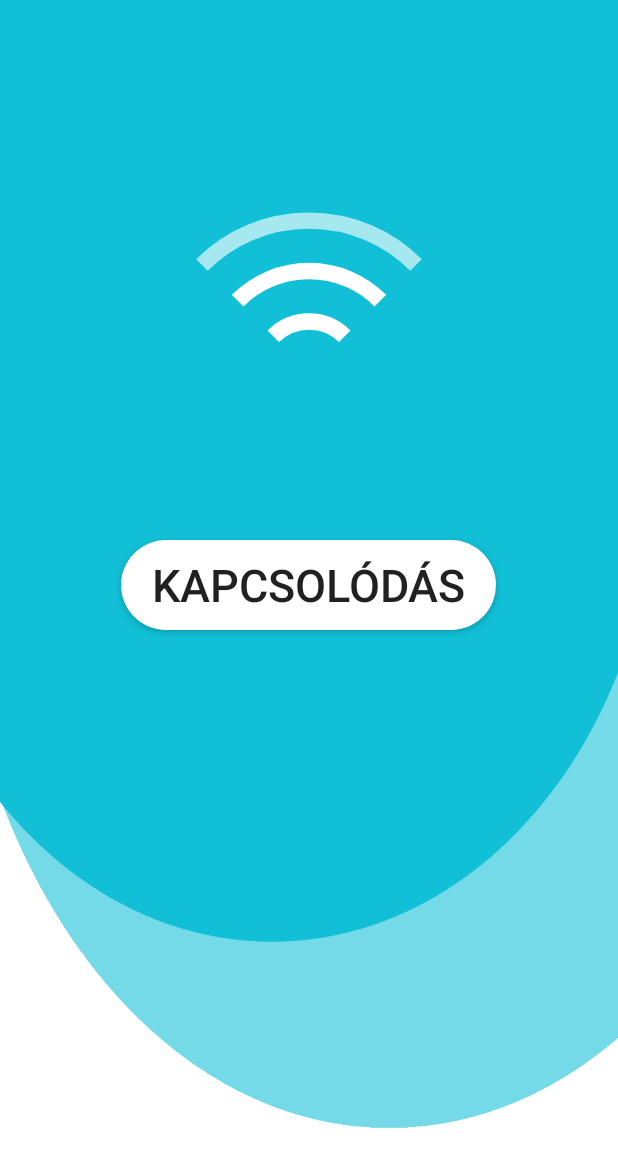
After one commit to JamborAnna/LearnInIT, an Android app: the noConnect screen opened directly, with no data from a screen before it, on a phone screen of 412 x 824 dp. The commit adds this screen. Shown: the top 1167 px of the screen. Run offline under Robolectric (Android 15) with nearby library versions, the phone set to English and light mode, and no system bars.

Commit message:
Nincs Wifi

```diff
--- /dev/null
+++ b/app/src/main/java/com/example/learninit/noConnect.java
@@ -0,0 +1,35 @@
+package com.example.learninit;
+
+import androidx.appcompat.app.AppCompatActivity;
+
+import android.content.Context;
+import android.net.ConnectivityManager;
+import android.net.NetworkInfo;
+import android.os.Bundle;
+
+public class noConnect extends AppCompatActivity {
+
+    @Override
+    protected void onCreate(Bundle savedInstanceState) {
+        super.onCreate(savedInstanceState);
+        setContentView(R.layout.activity_no_connect);
+
+
+        if (!vanWifi()){
+
+        }
+        else   {
+            //intent
+        }
+
+
+
+
+    }
+    private  boolean vanWifi(){
+        ConnectivityManager connectivityManager= (ConnectivityManager) getSystemService(Context.CONNECTIVITY_SERVICE);
+        NetworkInfo networkInfo= connectivityManager.getActiveNetworkInfo();
+        return networkInfo!=null;
+
+    }
+}
--- /dev/null
+++ b/app/src/main/res/layout/activity_no_connect.xml
@@ -0,0 +1,44 @@
+<?xml version="1.0" encoding="utf-8"?>
+<LinearLayout xmlns:android="http://schemas.android.com/apk/res/android"
+    xmlns:app="http://schemas.android.com/apk/res-auto"
+    xmlns:tools="http://schemas.android.com/tools"
+    android:layout_width="match_parent"
+    android:layout_height="match_parent"
+    tools:context=".noConnect"
+    android:background="@drawable/hatter"
+    android:orientation="vertical"
+    android:gravity="center_horizontal">
+
+    <LinearLayout
+        android:layout_width="match_parent"
+        android:layout_height="200sp"
+        android:layout_above="@+id/bucsuview"
+        android:layout_margin="80sp"
+        android:orientation="vertical"
+
+        >
+    <com.airbnb.lottie.LottieAnimationView
+        android:id="@+id/lottieAnimation"
+        android:layout_width="match_parent"
+        android:layout_height="match_parent"
+        app:lottie_autoPlay="true"
+        app:lottie_fileName="wifi.json"
+        app:lottie_loop="true"
+        android:visibility="visible"
+
+        />
+
+    </LinearLayout>
+    <Button
+        android:layout_width="wrap_content"
+        android:layout_height="wrap_content"
+        android:layout_abowe="@+id/lottieAnimation"
+        android:background="@drawable/button_shape"
+
+        android:text="Kapcsolódás"
+        android:textSize="30sp"
+
+        >
+    </Button>
+
+</LinearLayout>
--- a/app/src/main/res/layout/activity_tanulas3.xml
+++ b/app/src/main/res/layout/activity_tanulas3.xml
@@ -41,6 +41,7 @@
         android:id="@+id/imageBut1"
         android:background="@drawable/button_shape"
         android:scaleType="fitCenter"
+        android:padding="30sp"
         >
     </ImageButton>
     <TextView
@@ -64,6 +65,7 @@
             android:layout_height="305sp"
             android:id="@+id/imageBut2"
             android:scaleType="fitCenter"
+            android:padding="30sp"
 
 
             >
--- a/app/src/main/res/layout/alert_dialog_style.xml
+++ b/app/src/main/res/layout/alert_dialog_style.xml
@@ -4,6 +4,7 @@
     android:layout_height="wrap_content"
     android:background="@color/colorPrimaryDark"
     android:layout_margin="20sp"
+
 
     >
 
--- a/app/src/main/res/values/styles.xml
+++ b/app/src/main/res/values/styles.xml
@@ -6,6 +6,7 @@
         <item name="colorPrimary">@color/colorPrimary</item>
         <item name="colorPrimaryDark">@color/colorPrimaryDark</item>
         <item name="colorAccent">@color/colorAccent</item>
+
     </style>
 
     <style name="AppTheme.NoActionBar">
```
Also changed, not shown: app/src/main/AndroidManifest.xml (+37 -14 lines), app/src/main/assets/wifi.json (added, +1 -0 lines), app/src/main/java/com/example/learninit/MainActivity.java (+22 -2 lines), app/src/main/res/layout/activity_regisztracio.xml (+8 -6 lines), app/src/main/res/layout/activity_statisztika.xml (+55 -0 lines).
